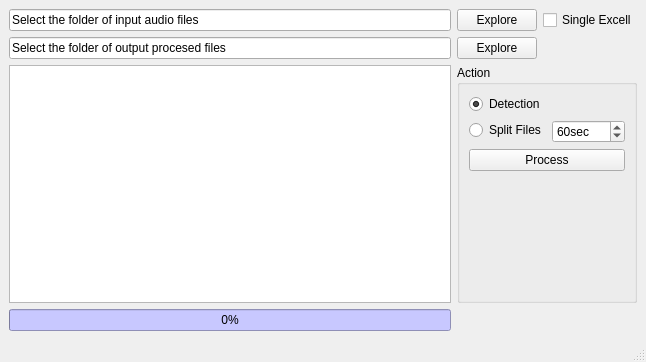
Before: the Qt Designer form graphic_interface/UI_Files/BatchWindow.ui in ECMora/SoundLab, drawn with Qt 5.
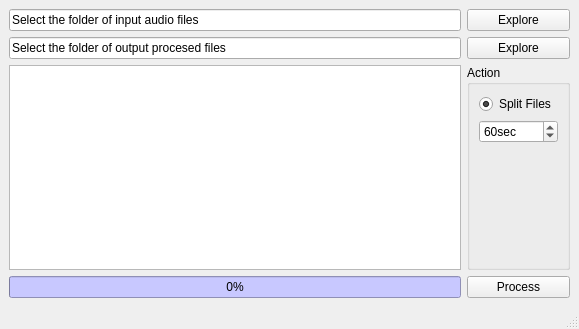
After: the same form once the commit is applied.

Commit message:
complete batch window
improve the undo redo of cut copy and paste
operations

```diff
--- a/graphic_interface/UI_Files/BatchWindow.ui
+++ b/graphic_interface/UI_Files/BatchWindow.ui
@@ -6,8 +6,8 @@
    <rect>
     <x>0</x>
     <y>0</y>
-    <width>646</width>
-    <height>362</height>
+    <width>579</width>
+    <height>329</height>
    </rect>
   </property>
   <property name="windowTitle">
@@ -25,29 +25,6 @@
       </property>
      </widget>
     </item>
-    <item row="0" column="1">
-     <widget class="QPushButton" name="pushButtonInputFolder">
-      <property name="styleSheet">
-       <string notr="true"/>
-      </property>
-      <property name="text">
-       <string>Explore</string>
-      </property>
-      <property name="flat">
-       <bool>false</bool>
-      </property>
-     </widget>
-    </item>
-    <item row="0" column="2">
-     <widget class="QCheckBox" name="cbxSingleFile">
-      <property name="styleSheet">
-       <string notr="true"/>
-      </property>
-      <property name="text">
-       <string>Single Excell</string>
-      </property>
-     </widget>
-    </item>
     <item row="1" column="0">
      <widget class="QLineEdit" name="lineEditOutputFolder">
       <property name="styleSheet">
@@ -58,16 +35,6 @@
       </property>
      </widget>
     </item>
-    <item row="1" column="1">
-     <widget class="QPushButton" name="pushButtonOutputFolder">
-      <property name="styleSheet">
-       <string notr="true"/>
-      </property>
-      <property name="text">
-       <string>Explore</string>
-      </property>
-     </widget>
-    </item>
     <item row="2" column="0">
      <widget class="QListWidget" name="listwidgetProgress">
       <property name="styleSheet">
@@ -75,6 +42,46 @@
       </property>
      </widget>
     </item>
+    <item row="3" column="0">
+     <widget class="QProgressBar" name="progressBarProcesed">
+      <property name="styleSheet">
+       <string>background-color: rgb(200, 200, 255);</string>
+      </property>
+      <property name="value">
+       <number>0</number>
+      </property>
+     </widget>
+    </item>
+    <item row="3" column="1" colspan="2">
+     <widget class="QPushButton" name="pushButtonStart">
+      <property name="text">
+       <string>Process</string>
+      </property>
+     </widget>
+    </item>
+    <item row="0" column="1" colspan="2">
+     <widget class="QPushButton" name="pushButtonInputFolder">
+      <property name="styleSheet">
+       <string notr="true"/>
+      </property>
+      <property name="text">
+       <string>Explore</string>
+      </property>
+      <property name="flat">
+       <bool>false</bool>
+      </property>
+     </widget>
+    </item>
+    <item row="1" column="1" colspan="2">
+     <widget class="QPushButton" name="pushButtonOutputFolder">
+      <property name="styleSheet">
+       <string notr="true"/>
+      </property>
+      <property name="text">
+       <string>Explore</string>
+      </property>
+     </widget>
+    </item>
     <item row="2" column="1" colspan="2">
      <widget class="QGroupBox" name="groupBox">
       <property name="styleSheet">
@@ -87,23 +94,7 @@
        <property name="fieldGrowthPolicy">
         <enum>QFormLayout::AllNonFixedFieldsGrow</enum>
        </property>
-       <item row="0" column="0">
-        <widget class="QRadioButton" name="rbttnDetection">
-         <property name="styleSheet">
-          <string notr="true"/>
-         </property>
-         <property name="text">
-          <string>Detection</string>
-         </property>
-         <property name="checkable">
-          <bool>true</bool>
-         </property>
-         <property name="checked">
-          <bool>true</bool>
-         </property>
-        </widget>
-       </item>
-       <item row="2" column="0">
+       <item row="1" column="0">
         <widget class="QRadioButton" name="rbttnSplitFile">
          <property name="styleSheet">
           <string notr="true"/>
@@ -111,9 +102,12 @@
          <property name="text">
           <string>Split Files</string>
          </property>
+         <property name="checked">
+          <bool>true</bool>
+         </property>
         </widget>
        </item>
-       <item row="2" column="1">
+       <item row="2" column="0" colspan="2">
         <widget class="QSpinBox" name="spboxSplitTime">
          <property name="styleSheet">
           <string notr="true"/>
@@ -122,36 +116,19 @@
           <string>sec</string>
          </property>
          <property name="minimum">
-          <number>30</number>
+          <number>1</number>
          </property>
          <property name="maximum">
-          <number>120</number>
+          <number>86400</number>
          </property>
          <property name="value">
           <number>60</number>
          </property>
         </widget>
        </item>
-       <item row="3" column="0" colspan="2">
-        <widget class="QPushButton" name="pushButtonStart">
-         <property name="text">
-          <string>Process</string>
-         </property>
-        </widget>
-       </item>
       </layout>
      </widget>
     </item>
-    <item row="3" column="0">
-     <widget class="QProgressBar" name="progressBarProcesed">
-      <property name="styleSheet">
-       <string>background-color: rgb(200, 200, 255);</string>
-      </property>
-      <property name="value">
-       <number>0</number>
-      </property>
-     </widget>
-    </item>
    </layout>
   </widget>
   <widget class="QMenuBar" name="menubar">
@@ -159,7 +136,7 @@
     <rect>
      <x>0</x>
      <y>0</y>
-     <width>646</width>
+     <width>579</width>
      <height>21</height>
     </rect>
    </property>
```
Left out of the diff: 56 changed lines with no effect on the pictures. The commit also changes 6 other files.
